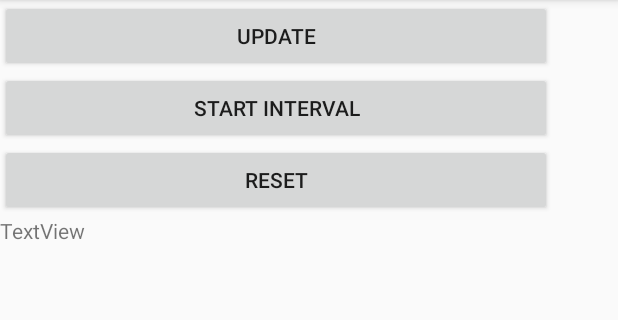
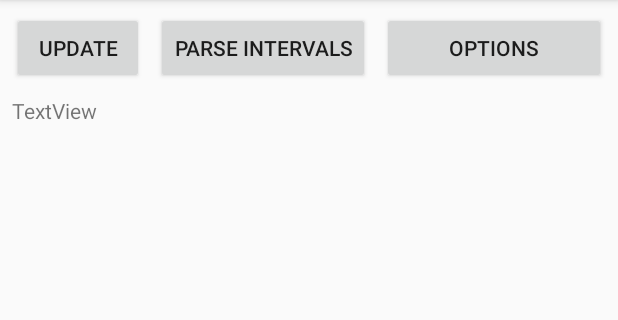
Before and after one commit to mystery-moss/Drain-Blame, an Android app: the screen it shows after launch (MainActivity), on a phone screen of 412 x 824 dp, the part 84-404 px from its top. Run offline under Robolectric (Android 15) with nearby library versions, the phone set to English and light mode, and no system bars.

Commit message:
Implement saving/reading interval data to/from file

```diff
--- a/app/src/main/AndroidManifest.xml
+++ b/app/src/main/AndroidManifest.xml
@@ -43,7 +43,9 @@
         <service
             android:name=".MainService"
             android:enabled="true"
-            android:exported="false"></service>
+            android:exported="false" />
+
+        <activity android:name=".OptionsActivity"></activity>
     </application>
 
 </manifest>
--- a/app/src/main/java/moss/mystery/energymonitor/monitors/MonitorLibrary.java
+++ b/app/src/main/java/moss/mystery/energymonitor/monitors/MonitorLibrary.java
@@ -119,6 +119,9 @@ public class MonitorLibrary {
     public static ArrayList<Interval> getIntervals(){
         return intervals;
     }
+    public static void populateInterval(Interval i){
+        intervals.add(i);
+    }
     public static void newInterval(Context context, int level, long timestamp){
         //Don't record details of previous interval for the first interval
         if(!firstInterval){
--- a/app/src/main/res/layout/activity_main.xml
+++ b/app/src/main/res/layout/activity_main.xml
@@ -7,42 +7,64 @@
     tools:context="moss.mystery.energymonitor.MainActivity">
 
     <ScrollView
-        android:layout_width="368dp"
-        android:layout_height="495dp"
-        tools:layout_editor_absoluteY="8dp"
-        tools:layout_editor_absoluteX="8dp">
+        android:id="@+id/scrollView"
+        android:layout_width="0dp"
+        android:layout_height="0dp"
+        android:layout_marginBottom="8dp"
+        android:layout_marginLeft="8dp"
+        android:layout_marginRight="8dp"
+        android:layout_marginTop="8dp"
+        app:layout_constraintBottom_toBottomOf="parent"
+        app:layout_constraintHorizontal_bias="0.0"
+        app:layout_constraintLeft_toLeftOf="parent"
+        app:layout_constraintRight_toRightOf="parent"
+        app:layout_constraintTop_toBottomOf="@+id/Update"
+        app:layout_constraintVertical_bias="0.0">
 
         <LinearLayout
             android:layout_width="match_parent"
             android:layout_height="wrap_content"
-            android:orientation="vertical" >
-
-            <Button
-                android:id="@+id/Update"
-                android:layout_width="match_parent"
-                android:layout_height="wrap_content"
-                android:onClick="listIntervals"
-                android:text="Update" />
-
-            <Button
-                android:id="@+id/button6"
-                android:layout_width="match_parent"
-                android:layout_height="wrap_content"
-                android:onClick="startInterval"
-                android:text="Start Interval" />
-
-            <Button
-                android:id="@+id/button5"
-                android:layout_width="match_parent"
-                android:layout_height="wrap_content"
-                android:onClick="reset"
-                android:text="Reset" />
+            android:orientation="vertical">
 
             <TextView
-                android:id="@+id/tempText"
+                android:id="@+id/textBox"
                 android:layout_width="match_parent"
                 android:layout_height="wrap_content"
                 android:text="TextView" />
         </LinearLayout>
     </ScrollView>
+
+    <Button
+        android:id="@+id/Update"
+        android:layout_width="0dp"
+        android:layout_height="wrap_content"
+        android:layout_marginLeft="8dp"
+        android:layout_marginTop="8dp"
+        android:onClick="listIntervals"
+        android:text="Update"
+        app:layout_constraintLeft_toLeftOf="parent"
+        app:layout_constraintTop_toTopOf="parent" />
+
+    <Button
+        android:id="@+id/ParseIntervals"
+        android:layout_width="0dp"
+        android:layout_height="wrap_content"
+        android:onClick="parseIntervals"
+        android:text="Parse Intervals"
+        app:layout_constraintLeft_toRightOf="@+id/Update"
+        android:layout_marginLeft="8dp"
+        app:layout_constraintBaseline_toBaselineOf="@+id/Update" />
+
+    <Button
+        android:id="@+id/Options"
+        android:layout_width="0dp"
+        android:layout_height="wrap_content"
+        android:layout_marginLeft="8dp"
+        android:layout_marginRight="8dp"
+        android:onClick="options"
+        android:text="Options"
+        app:layout_constraintBaseline_toBaselineOf="@+id/ParseIntervals"
+        app:layout_constraintLeft_toRightOf="@+id/ParseIntervals"
+        app:layout_constraintRight_toRightOf="parent" />
+
 </android.support.constraint.ConstraintLayout>
```
Also changed, not shown: app/src/main/java/moss/mystery/energymonitor/MainActivity.java (+58 -11 lines), app/src/main/java/moss/mystery/energymonitor/OptionsActivity.java (added, +40 -0 lines), app/src/main/java/moss/mystery/energymonitor/classifier/ClassifierLibrary.java (added, +16 -0 lines), app/src/main/java/moss/mystery/energymonitor/classifier/FileParsing.java (added, +135 -0 lines), app/src/main/res/layout/activity_options.xml (added, +39 -0 lines).
